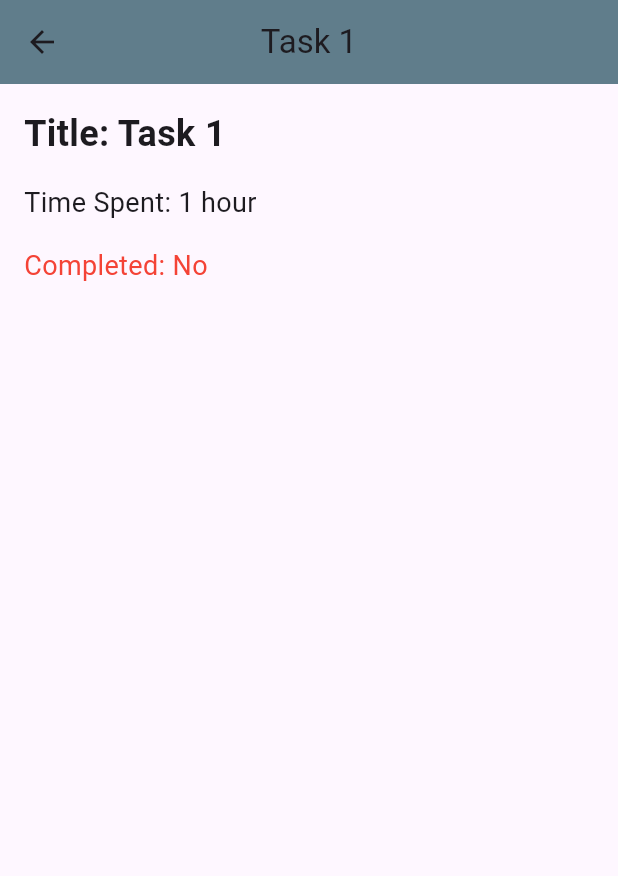
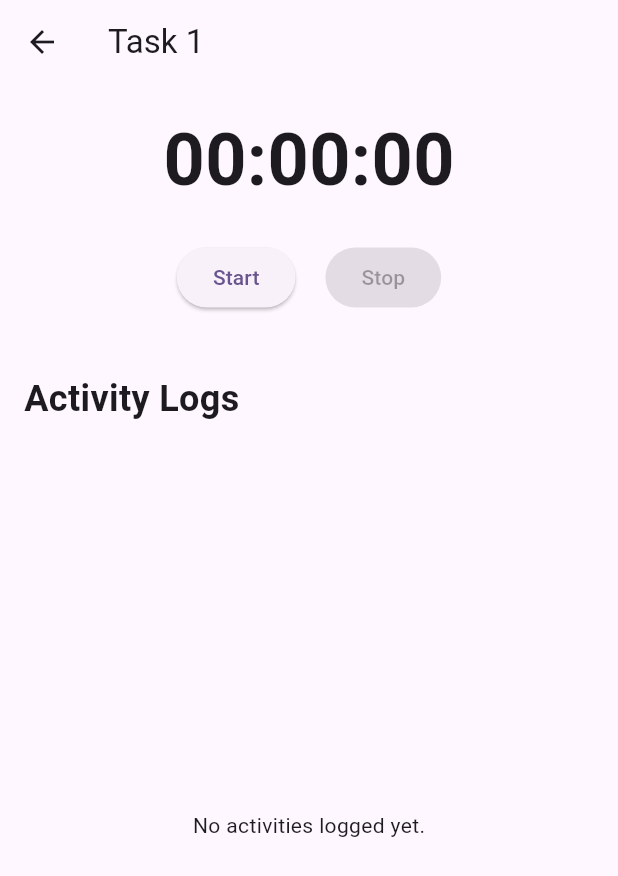
Before and after one commit to fahadzardari/time_tracker_mad_project, a Flutter app: the TaskDetail screen opened by its route, on a phone screen of 412 x 824 dp. Shown: the top 876 px of the screen. Run offline on Flutter 3.47's test engine with Material 3 defaults, Android fonts, the phone set to English and light mode, and no system bars; our stand-ins replace sqflite; accounts and stored records are empty.

Commit message:
Refactor main.dart and add timer functionality to TaskDetail screen

```diff
--- a/lib/screens/task_detail.dart
+++ b/lib/screens/task_detail.dart
@@ -1,37 +1,139 @@
+import 'dart:async';
 import 'package:flutter/material.dart';
+import 'package:time_tracker_mad_project/db/models/Activity.dart';
 import 'package:time_tracker_mad_project/screens/home.dart';
 
-class TaskDetail extends StatelessWidget{
+class TaskDetail extends StatefulWidget {
   final Task task;
 
   const TaskDetail({required this.task});
 
   @override
+  _TaskDetailState createState() => _TaskDetailState();
+}
+
+class _TaskDetailState extends State<TaskDetail> {
+  Timer? _timer;
+  bool _isRunning = false;
+  int _elapsedSeconds = 0;
+  List<Activity> _activityLogs = [];
+
+  DateTime? _startTime;
+
+  // Start the timer
+  void _startTimer() {
+    setState(() {
+      _isRunning = true;
+      _startTime = DateTime.now();
+    });
+
+    _timer = Timer.periodic(Duration(seconds: 1), (timer) {
+      setState(() {
+        _elapsedSeconds++;
+      });
+    });
+  }
+
+  // Stop the timer and log the activity
+  void _stopTimer() {
+    if (_timer != null) {
+      _timer!.cancel();
+    }
+
+    DateTime endTime = DateTime.now();
+    Duration duration = endTime.difference(_startTime!);
+
+    // Create a new activity log entry
+    Activity activity = Activity(
+      id: DateTime.now().millisecondsSinceEpoch.toString(),
+      task_id: widget.task.title,
+      start_time: _startTime!,
+      end_time: endTime,
+      duration: _formatDuration(duration),
+      notes: null,
+    );
+
+    setState(() {
+      _isRunning = false;
+      _elapsedSeconds = 0;
+      _activityLogs.add(activity);
+    });
+  }
+
+  // Format the duration to a readable format
+  String _formatDuration(Duration duration) {
+    String twoDigits(int n) => n.toString().padLeft(2, '0');
+    String hours = twoDigits(duration.inHours);
+    String minutes = twoDigits(duration.inMinutes.remainder(60));
+    String seconds = twoDigits(duration.inSeconds.remainder(60));
+    return "$hours:$minutes:$seconds";
+  }
+
+  // Display the formatted timer
+  String get _formattedElapsedTime {
+    Duration elapsed = Duration(seconds: _elapsedSeconds);
+    return _formatDuration(elapsed);
+  }
+
+   @override
   Widget build(BuildContext context) {
     return Scaffold(
       appBar: AppBar(
-        title: Text(task.title),
-        centerTitle: true,
-        backgroundColor: Colors.blueGrey,
+        title: Text(widget.task.title),
       ),
       body: Padding(
         padding: const EdgeInsets.all(16.0),
         child: Column(
           crossAxisAlignment: CrossAxisAlignment.start,
           children: [
+            // Timer display
+            Center(
+              child: Text(
+                _formattedElapsedTime,
+                style: TextStyle(fontSize: 48, fontWeight: FontWeight.bold),
+              ),
+            ),
+            SizedBox(height: 20),
+
+            // Start/Stop buttons
+            Row(
+              mainAxisAlignment: MainAxisAlignment.center,
+              children: [
+                ElevatedButton(
+                  onPressed: _isRunning ? null : _startTimer,
+                  child: Text('Start'),
+                ),
+                SizedBox(width: 20),
+                ElevatedButton(
+                  onPressed: _isRunning ? _stopTimer : null,
+                  child: Text('Stop'),
+                ),
+              ],
+            ),
+            SizedBox(height: 40),
+
+            // Activity logs header
             Text(
-              'Title: ${task.title}',
+              'Activity Logs',
               style: TextStyle(fontSize: 24, fontWeight: FontWeight.bold),
             ),
-            SizedBox(height: 16),
-            Text(
-              'Time Spent: ${task.timeSpent}',
-              style: TextStyle(fontSize: 18),
-            ),
-            SizedBox(height: 16),
-            Text(
-              'Completed: ${task.isCompleted ? 'Yes' : 'No'}',
-              style: TextStyle(fontSize: 18, color: task.isCompleted ? Colors.green : Colors.red),
+            SizedBox(height: 10),
+
+            // Activity logs list
+            Expanded(
+              child: _activityLogs.isEmpty
+                  ? Center(child: Text('No activities logged yet.'))
+                  : ListView.builder(
+                      itemCount: _activityLogs.length,
+                      itemBuilder: (context, index) {
+                        final activity = _activityLogs[index];
+                        return ListTile(
+                          title: Text('Start: ${activity.start_time}'),
+                          subtitle: Text('Duration: ${activity.duration}'),
+                          trailing: Text('End: ${activity.end_time}'),
+                        );
+                      },
+                    ),
             ),
           ],
         ),
```
Also changed, not shown: lib/main.dart (+0 -15 lines).
